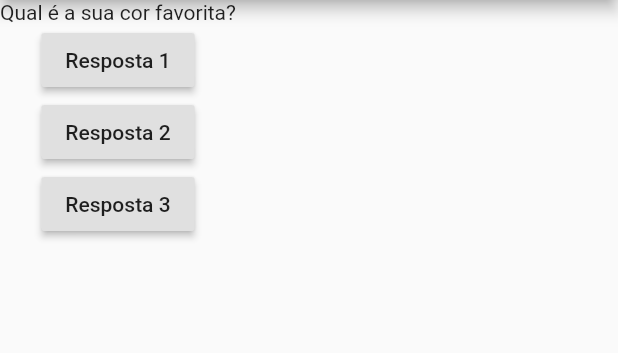
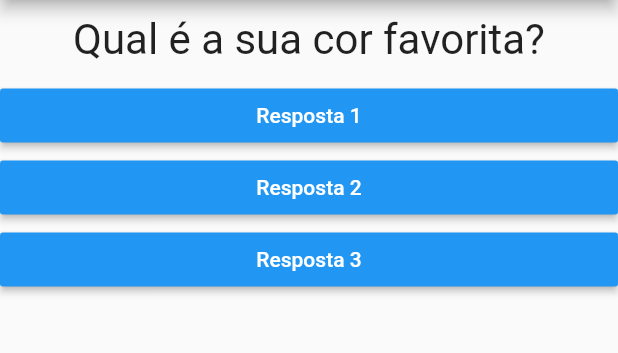
Before and after one commit to wagncarv/projeto_perguntas, a Flutter app: the screen it shows after launch, on a phone screen of 412 x 824 dp, the part 84-437 px from its top. Run offline on Flutter 3.47's test engine with Material 2 defaults, Android fonts, the phone set to English and light mode, and no system bars.

Commit message:
componente resposta

```diff
--- a/lib/main.dart
+++ b/lib/main.dart
@@ -1,5 +1,6 @@
 import 'package:flutter/material.dart';
 import './questao.dart';
+import './resposta.dart';
 
 void main() => runApp(PerguntaApp());
 
@@ -28,18 +29,9 @@ class _PerguntaAppState extends State<PerguntaApp> {
         body: Column(
           children: [
             Questao(perguntas[_perguntaSelecionada]),
-            RaisedButton(
-              child: Text('Resposta 1'),
-              onPressed: _responder,
-            ),
-            RaisedButton(
-              child: Text('Resposta 2'),
-              onPressed: _responder,
-            ),
-            RaisedButton(
-              child: Text('Resposta 3'),
-              onPressed: _responder,
-            ),
+            Resposta('Resposta 1', _responder),
+            Resposta('Resposta 2', _responder),
+            Resposta('Resposta 3', _responder),
           ],
         ),
       ),
--- a/lib/questao.dart
+++ b/lib/questao.dart
@@ -7,6 +7,13 @@ class Questao extends StatelessWidget {
 
   @override
   Widget build(BuildContext context) {
-    return Text(texto);
+    return Container(
+        width: double.infinity,
+        margin: EdgeInsets.all(10),
+        child: Text(
+          texto,
+          style: TextStyle(fontSize: 28),
+          textAlign: TextAlign.center,
+        ));
   }
 }
--- /dev/null
+++ b/lib/resposta.dart
@@ -0,0 +1,21 @@
+import 'package:flutter/material.dart';
+
+class Resposta extends StatelessWidget {
+  final String texto;
+  final void Function() quandoSelecionado;
+
+  Resposta(this.texto, this.quandoSelecionado);
+
+  @override
+  Widget build(BuildContext context) {
+    return Container(
+      width: double.infinity,
+      child: RaisedButton(
+        textColor: Colors.white,
+        color: Colors.blue,
+        child: Text(texto),
+        onPressed: quandoSelecionado,
+      ),
+    );
+  }
+}
```
